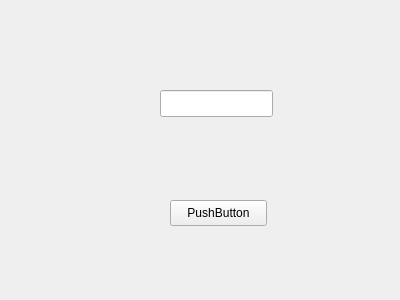
This is include/widget.ui in wystephen/VisualDemo as Qt 5 draws it before an edit. The edited form follows.
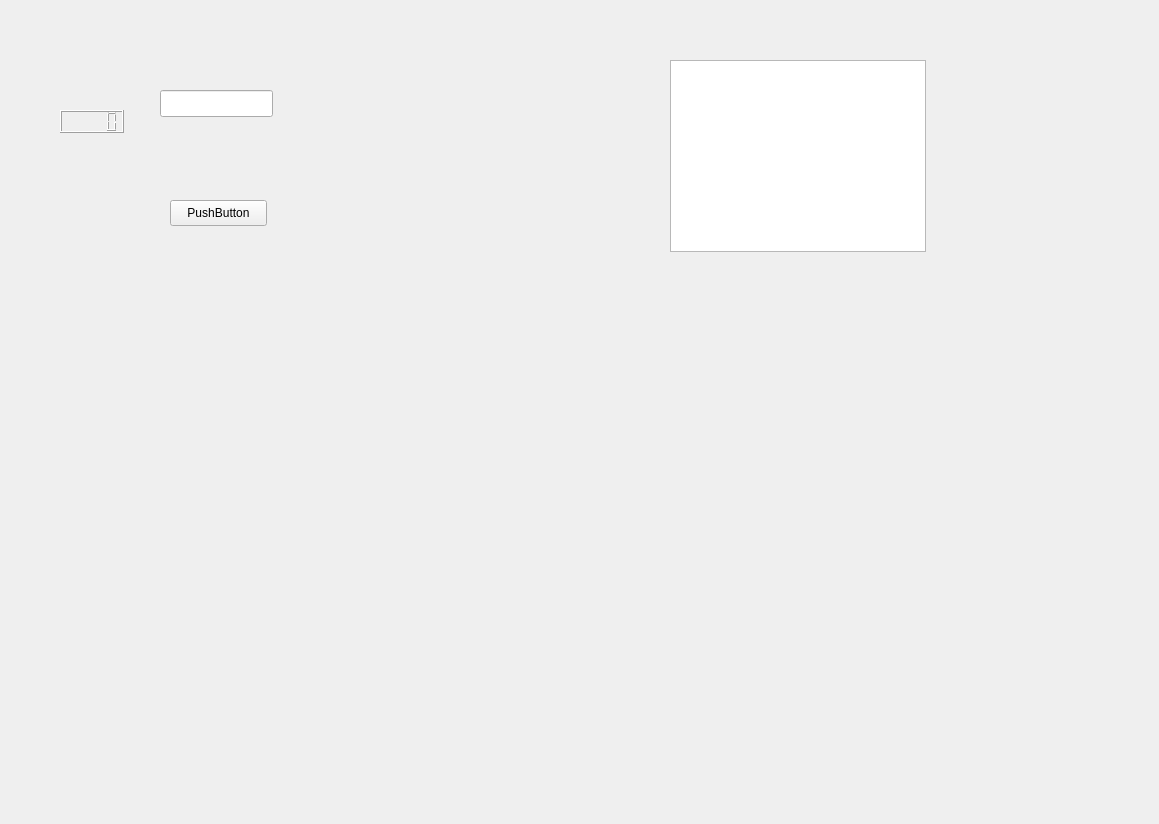
This is the edited form.

Patch:
```diff
--- a/include/widget.ui
+++ b/include/widget.ui
@@ -6,8 +6,8 @@
    <rect>
     <x>0</x>
     <y>0</y>
-    <width>400</width>
-    <height>300</height>
+    <width>1159</width>
+    <height>824</height>
    </rect>
   </property>
   <property name="windowTitle">
@@ -36,6 +36,26 @@
     <string>PushButton</string>
    </property>
   </widget>
+  <widget class="QLCDNumber" name="lcdNumber">
+   <property name="geometry">
+    <rect>
+     <x>60</x>
+     <y>110</y>
+     <width>64</width>
+     <height>23</height>
+    </rect>
+   </property>
+  </widget>
+  <widget class="QListView" name="listView">
+   <property name="geometry">
+    <rect>
+     <x>670</x>
+     <y>60</y>
+     <width>256</width>
+     <height>192</height>
+    </rect>
+   </property>
+  </widget>
  </widget>
  <resources/>
  <connections/>
```
